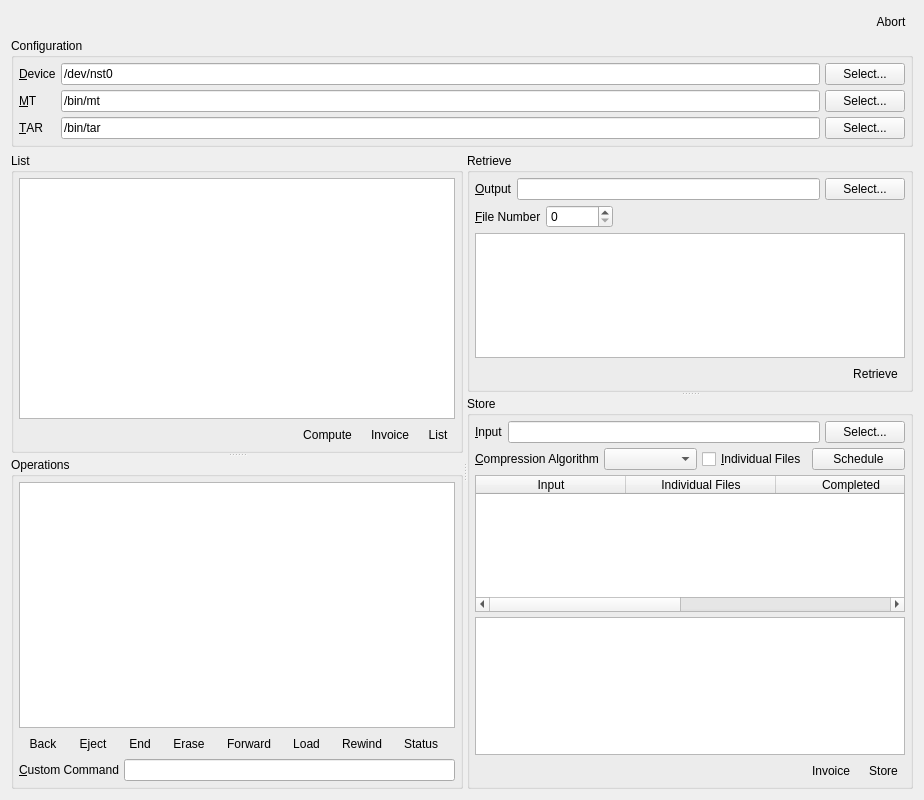
First picture: the form in UI/spinware_page.ui, repository textbrowser/spinware, before the edit.
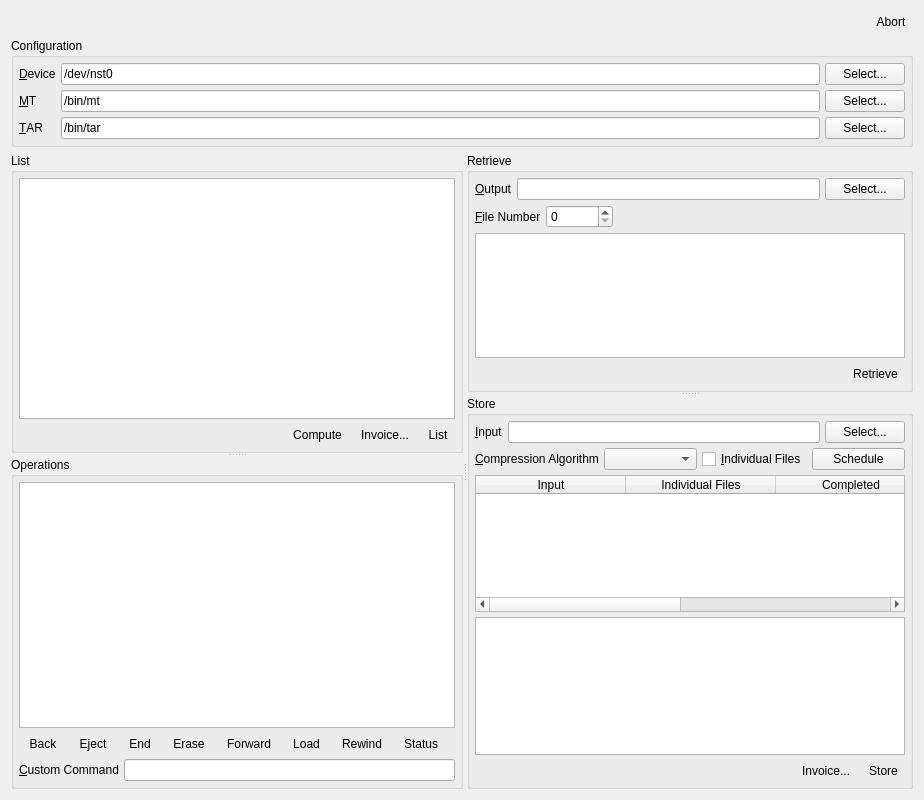
Second picture: the form after the edit. Icons and pictures are not drawn.

Patch:
```diff
--- a/UI/spinware_page.ui
+++ b/UI/spinware_page.ui
@@ -244,7 +244,7 @@
              <string>Export Display</string>
             </property>
             <property name="text">
-             <string>Invoice</string>
+             <string>Invoice...</string>
             </property>
             <property name="icon">
              <iconset resource="../Icons/icons.qrc">
@@ -880,7 +880,7 @@
              <string>Export Display</string>
             </property>
             <property name="text">
-             <string>Invoice</string>
+             <string>Invoice...</string>
             </property>
             <property name="icon">
              <iconset resource="../Icons/icons.qrc">
```
